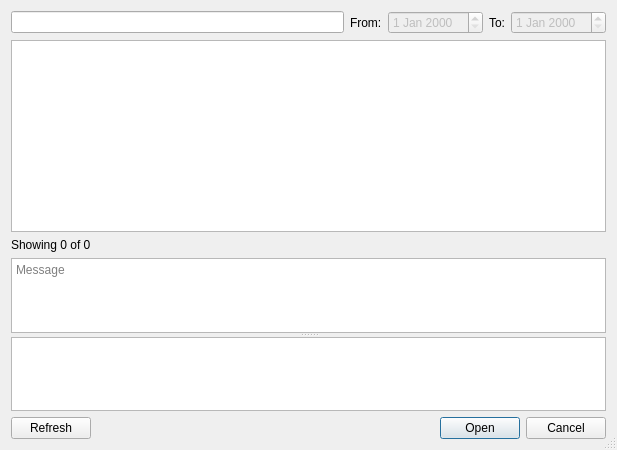
First picture: the form in forms/repo_dialoghistory.ui, repository 3drepo/3drepogui, before the edit.
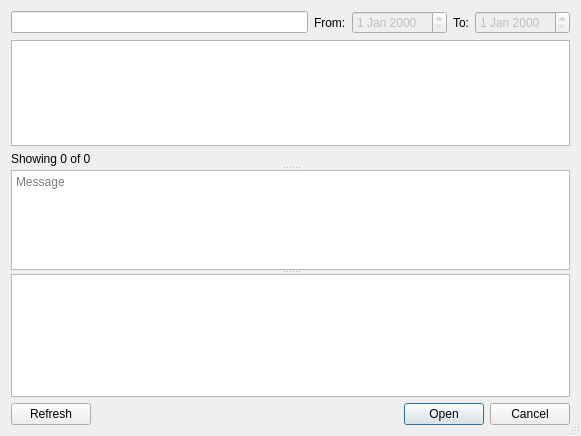
Second picture: the form after the edit. Custom widgets are drawn as their Qt base class.

Commit message: Minor fixes to dialog history - added splitters.

The edit to the form file:
```diff
--- a/forms/repo_dialoghistory.ui
+++ b/forms/repo_dialoghistory.ui
@@ -6,8 +6,8 @@
    <rect>
     <x>0</x>
     <y>0</y>
-    <width>617</width>
-    <height>450</height>
+    <width>581</width>
+    <height>436</height>
    </rect>
   </property>
   <property name="windowTitle">
@@ -20,74 +20,6 @@
    <bool>true</bool>
   </property>
   <layout class="QGridLayout" name="gridLayout">
-   <item row="3" column="0">
-    <widget class="QFrame" name="frame_3">
-     <property name="frameShape">
-      <enum>QFrame::NoFrame</enum>
-     </property>
-     <property name="frameShadow">
-      <enum>QFrame::Plain</enum>
-     </property>
-     <property name="lineWidth">
-      <number>0</number>
-     </property>
-     <layout class="QVBoxLayout" name="verticalLayout">
-      <property name="leftMargin">
-       <number>0</number>
-      </property>
-      <property name="topMargin">
-       <number>0</number>
-      </property>
-      <property name="rightMargin">
-       <number>0</number>
-      </property>
-      <property name="bottomMargin">
-       <number>0</number>
-      </property>
-      <item>
-       <widget class="QSplitter" name="splitter">
-        <property name="orientation">
-         <enum>Qt::Vertical</enum>
-        </property>
-        <widget class="QPlainTextEdit" name="messageTextEdit">
-         <property name="sizePolicy">
-          <sizepolicy hsizetype="Preferred" vsizetype="Preferred">
-           <horstretch>0</horstretch>
-           <verstretch>0</verstretch>
-          </sizepolicy>
-         </property>
-         <property name="maximumSize">
-          <size>
-           <width>16777215</width>
-           <height>100</height>
-          </size>
-         </property>
-         <property name="readOnly">
-          <bool>true</bool>
-         </property>
-         <property name="placeholderText">
-          <string>Message</string>
-         </property>
-        </widget>
-        <widget class="QTreeView" name="revisionTreeView">
-         <property name="sizePolicy">
-          <sizepolicy hsizetype="Expanding" vsizetype="Expanding">
-           <horstretch>0</horstretch>
-           <verstretch>0</verstretch>
-          </sizepolicy>
-         </property>
-         <property name="rootIsDecorated">
-          <bool>false</bool>
-         </property>
-         <property name="sortingEnabled">
-          <bool>true</bool>
-         </property>
-        </widget>
-       </widget>
-      </item>
-     </layout>
-    </widget>
-   </item>
    <item row="0" column="0">
     <widget class="QFrame" name="frame_2">
      <property name="frameShape">
@@ -203,42 +135,179 @@
      </layout>
     </widget>
    </item>
-   <item row="2" column="0">
-    <widget class="QLabel" name="revisionsCountLabel">
-     <property name="text">
-      <string>Showing 0 of 0</string>
-     </property>
-    </widget>
-   </item>
    <item row="1" column="0">
-    <widget class="QTreeView" name="historyTreeView">
-     <property name="sizePolicy">
-      <sizepolicy hsizetype="Expanding" vsizetype="Fixed">
-       <horstretch>0</horstretch>
-       <verstretch>0</verstretch>
-      </sizepolicy>
+    <widget class="QFrame" name="frame_5">
+     <property name="frameShape">
+      <enum>QFrame::NoFrame</enum>
      </property>
-     <property name="focusPolicy">
-      <enum>Qt::TabFocus</enum>
+     <property name="frameShadow">
+      <enum>QFrame::Plain</enum>
      </property>
-     <property name="editTriggers">
-      <set>QAbstractItemView::NoEditTriggers</set>
+     <property name="lineWidth">
+      <number>0</number>
      </property>
-     <property name="showDropIndicator" stdset="0">
-      <bool>false</bool>
-     </property>
-     <property name="alternatingRowColors">
-      <bool>true</bool>
-     </property>
-     <property name="selectionMode">
-      <enum>QAbstractItemView::ExtendedSelection</enum>
-     </property>
-     <property name="rootIsDecorated">
-      <bool>false</bool>
-     </property>
-     <property name="sortingEnabled">
-      <bool>true</bool>
-     </property>
+     <layout class="QVBoxLayout" name="verticalLayout_3">
+      <property name="leftMargin">
+       <number>0</number>
+      </property>
+      <property name="topMargin">
+       <number>0</number>
+      </property>
+      <property name="rightMargin">
+       <number>0</number>
+      </property>
+      <property name="bottomMargin">
+       <number>0</number>
+      </property>
+      <item>
+       <widget class="QSplitter" name="splitter_2">
+        <property name="orientation">
+         <enum>Qt::Vertical</enum>
+        </property>
+        <property name="childrenCollapsible">
+         <bool>false</bool>
+        </property>
+        <widget class="QFrame" name="frame_4">
+         <property name="frameShape">
+          <enum>QFrame::NoFrame</enum>
+         </property>
+         <property name="frameShadow">
+          <enum>QFrame::Plain</enum>
+         </property>
+         <property name="lineWidth">
+          <number>0</number>
+         </property>
+         <layout class="QVBoxLayout" name="verticalLayout_2">
+          <property name="leftMargin">
+           <number>0</number>
+          </property>
+          <property name="topMargin">
+           <number>0</number>
+          </property>
+          <property name="rightMargin">
+           <number>0</number>
+          </property>
+          <property name="bottomMargin">
+           <number>0</number>
+          </property>
+          <item>
+           <widget class="QTreeView" name="historyTreeView">
+            <property name="sizePolicy">
+             <sizepolicy hsizetype="Expanding" vsizetype="Expanding">
+              <horstretch>0</horstretch>
+              <verstretch>0</verstretch>
+             </sizepolicy>
+            </property>
+            <property name="focusPolicy">
+             <enum>Qt::TabFocus</enum>
+            </property>
+            <property name="editTriggers">
+             <set>QAbstractItemView::NoEditTriggers</set>
+            </property>
+            <property name="showDropIndicator" stdset="0">
+             <bool>false</bool>
+            </property>
+            <property name="alternatingRowColors">
+             <bool>true</bool>
+            </property>
+            <property name="selectionMode">
+             <enum>QAbstractItemView::ExtendedSelection</enum>
+            </property>
+            <property name="rootIsDecorated">
+             <bool>false</bool>
+            </property>
+            <property name="sortingEnabled">
+             <bool>true</bool>
+            </property>
+           </widget>
+          </item>
+          <item>
+           <widget class="QLabel" name="revisionsCountLabel">
+            <property name="sizePolicy">
+             <sizepolicy hsizetype="Preferred" vsizetype="Fixed">
+              <horstretch>0</horstretch>
+              <verstretch>0</verstretch>
+             </sizepolicy>
+            </property>
+            <property name="text">
+             <string>Showing 0 of 0</string>
+            </property>
+           </widget>
+          </item>
+         </layout>
+        </widget>
+        <widget class="QFrame" name="frame_3">
+         <property name="frameShape">
+          <enum>QFrame::NoFrame</enum>
+         </property>
+         <property name="frameShadow">
+          <enum>QFrame::Plain</enum>
+         </property>
+         <property name="lineWidth">
+          <number>0</number>
+         </property>
+         <layout class="QVBoxLayout" name="verticalLayout">
+          <property name="leftMargin">
+           <number>0</number>
+          </property>
+          <property name="topMargin">
+           <number>0</number>
+          </property>
+          <property name="rightMargin">
+           <number>0</number>
+          </property>
+          <property name="bottomMargin">
+           <number>0</number>
+          </property>
+          <item>
+           <widget class="QSplitter" name="splitter">
+            <property name="orientation">
+             <enum>Qt::Vertical</enum>
+            </property>
+            <property name="childrenCollapsible">
+             <bool>false</bool>
+            </property>
+            <widget class="QPlainTextEdit" name="messageTextEdit">
+             <property name="sizePolicy">
+              <sizepolicy hsizetype="Preferred" vsizetype="Preferred">
+               <horstretch>0</horstretch>
+               <verstretch>0</verstretch>
+              </sizepolicy>
+             </property>
+             <property name="maximumSize">
+              <size>
+               <width>16777215</width>
+               <height>100</height>
+              </size>
+             </property>
+             <property name="readOnly">
+              <bool>true</bool>
+             </property>
+             <property name="placeholderText">
+              <string>Message</string>
+             </property>
+            </widget>
+            <widget class="QTreeView" name="revisionTreeView">
+             <property name="sizePolicy">
+              <sizepolicy hsizetype="Expanding" vsizetype="Expanding">
+               <horstretch>0</horstretch>
+               <verstretch>0</verstretch>
+              </sizepolicy>
+             </property>
+             <property name="rootIsDecorated">
+              <bool>false</bool>
+             </property>
+             <property name="sortingEnabled">
+              <bool>true</bool>
+             </property>
+            </widget>
+           </widget>
+          </item>
+         </layout>
+        </widget>
+       </widget>
+      </item>
+     </layout>
     </widget>
    </item>
   </layout>
```
